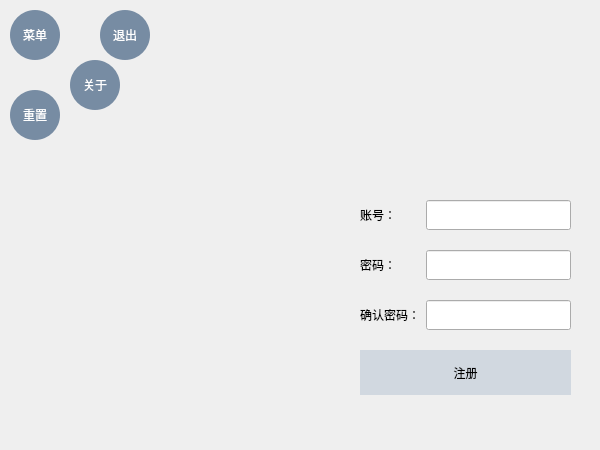
Above: PyQt5_Demo/resource/ui/register.ui from lemonhhh/PyQt5_projects before the change. Below: the same form after it.
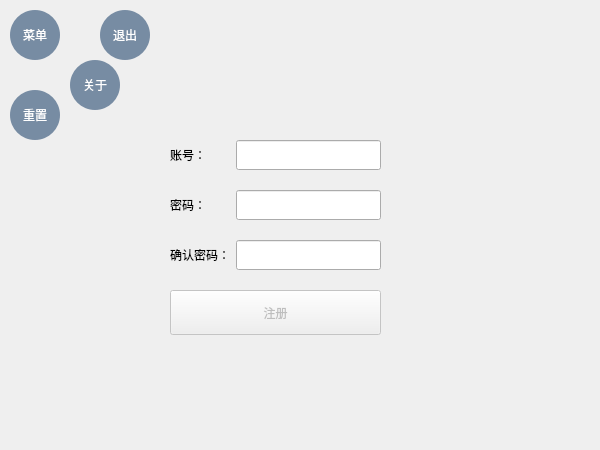
That is the form after the change. Icons and pictures are not drawn.

What changed in the file:
```diff
--- a/PyQt5_Demo/resource/ui/register.ui
+++ b/PyQt5_Demo/resource/ui/register.ui
@@ -185,8 +185,8 @@
   <widget class="QWidget" name="layoutWidget">
    <property name="geometry">
     <rect>
-     <x>360</x>
-     <y>200</y>
+     <x>170</x>
+     <y>140</y>
      <width>211</width>
      <height>223</height>
     </rect>
@@ -215,6 +215,9 @@
         <height>30</height>
        </size>
       </property>
+      <property name="clearButtonEnabled">
+       <bool>true</bool>
+      </property>
      </widget>
     </item>
     <item row="1" column="0">
@@ -237,6 +240,9 @@
         <height>30</height>
        </size>
       </property>
+      <property name="clearButtonEnabled">
+       <bool>true</bool>
+      </property>
      </widget>
     </item>
     <item row="2" column="0">
@@ -259,10 +265,16 @@
         <height>30</height>
        </size>
       </property>
+      <property name="clearButtonEnabled">
+       <bool>true</bool>
+      </property>
      </widget>
     </item>
     <item row="3" column="0" colspan="2">
-     <widget class="QPushButton" name="pushButton">
+     <widget class="QPushButton" name="register_button">
+      <property name="enabled">
+       <bool>false</bool>
+      </property>
       <property name="minimumSize">
        <size>
         <width>0</width>
@@ -279,7 +291,13 @@
 background-color: rgb(165, 177, 194);
 border-radius:40px;
 }
-</string>
+
+
+QPushButton:dissabled{
+background-color:rgb(241, 242, 246) ;
+border-radius:40px;
+}
+font: 13pt &quot;.AppleSystemUIFont&quot;;</string>
       </property>
       <property name="text">
        <string>注册</string>
```
Left out of the diff: 57 changed lines with no effect on the pictures.
